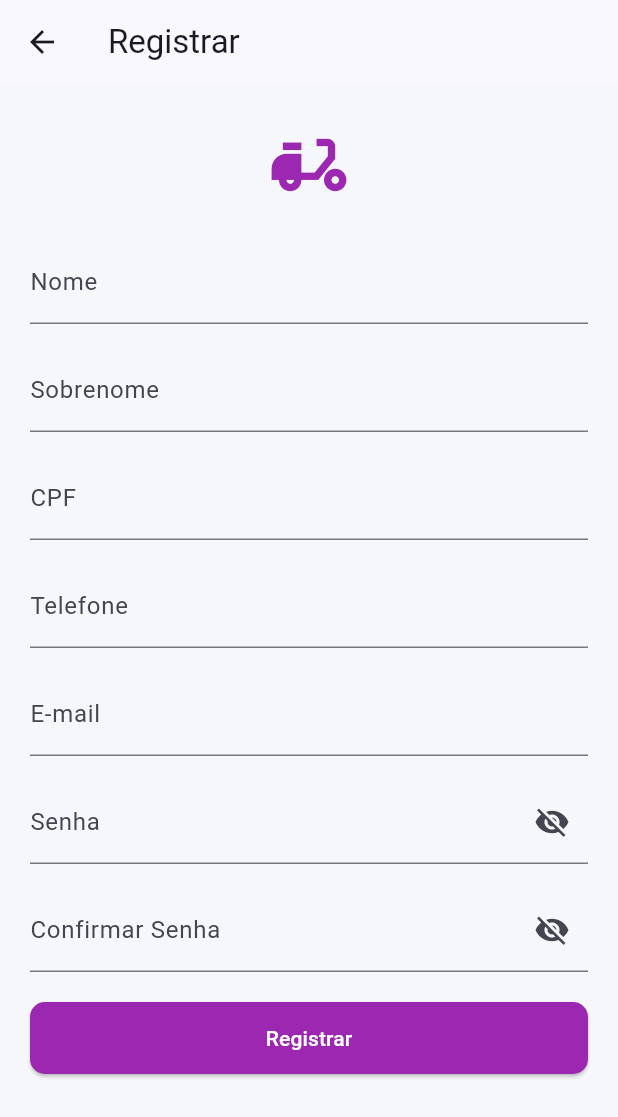
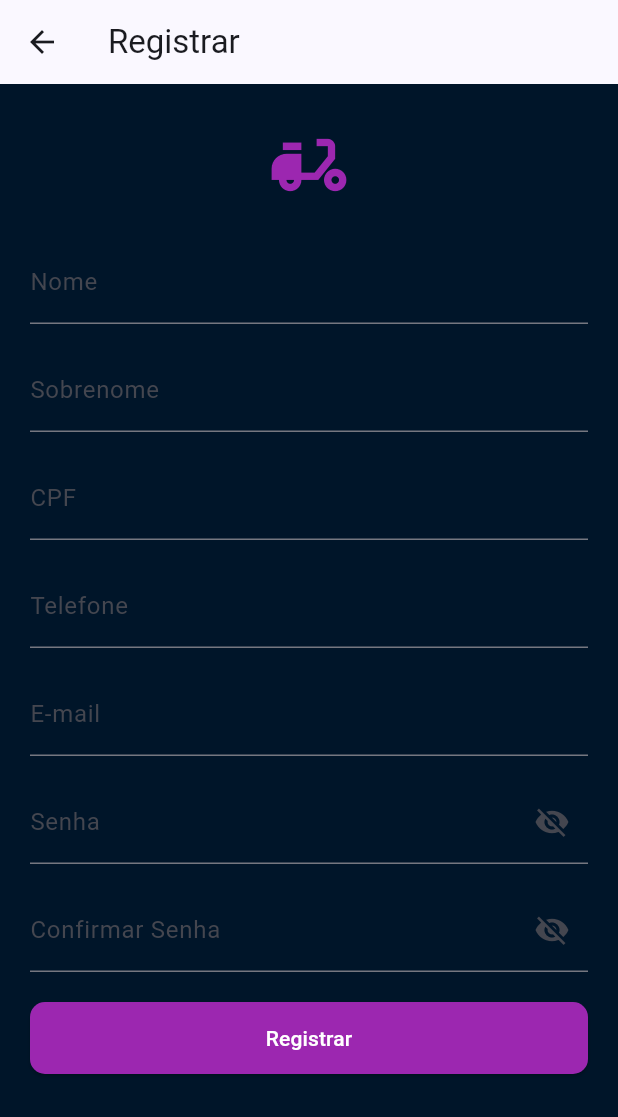
Before and after one commit to LeandroSouza82/V10Delivery, a Flutter app: the screen it shows after launch, after a tap on "Criar Conta", on a phone screen of 412 x 824 dp. Shown: the top 1117 px of the screen. Run offline on Flutter 3.47's test engine with Material 3 defaults, Android fonts, the phone set to English and light mode, and no system bars; our stand-ins replace audioplayers, flutter_dotenv, geolocator, image_picker, sembast, shared_preferences and 1 more; missing offline and left inert: map_launcher; accounts and stored records are empty.

Commit message:
style(core/ui): set dark navy background in AppColors and use it in home screen

```diff
--- a/lib/core/app_colors.dart
+++ b/lib/core/app_colors.dart
@@ -5,7 +5,7 @@
 
   static const Color primary = Color(0xFF0A73FF);
   static const Color accent = Color(0xFFFFC107);
-  static const Color background = Color(0xFFF5F7FA);
+  static const Color background = Color(0xFF001529);
   static const Color surface = Color(0xFFFFFFFF);
   static const Color text = Color(0xFF263238);
   static const Color danger = Color(0xFFD32F2F);
--- a/lib/screens/home_screen.dart
+++ b/lib/screens/home_screen.dart
@@ -506,9 +506,9 @@
   Widget build(BuildContext context) {
     // Minimal placeholder UI to keep the screen functional after migration.
     return Scaffold(
-      backgroundColor: const Color(0xFF001529),
+      backgroundColor: AppColors.background,
       appBar: AppBar(
-        backgroundColor: const Color(0xFF001529),
+        backgroundColor: AppColors.background,
         foregroundColor: Colors.white,
         title: const Text('V10 Delivery', style: TextStyle(color: Colors.white)),
         actions: [
```
